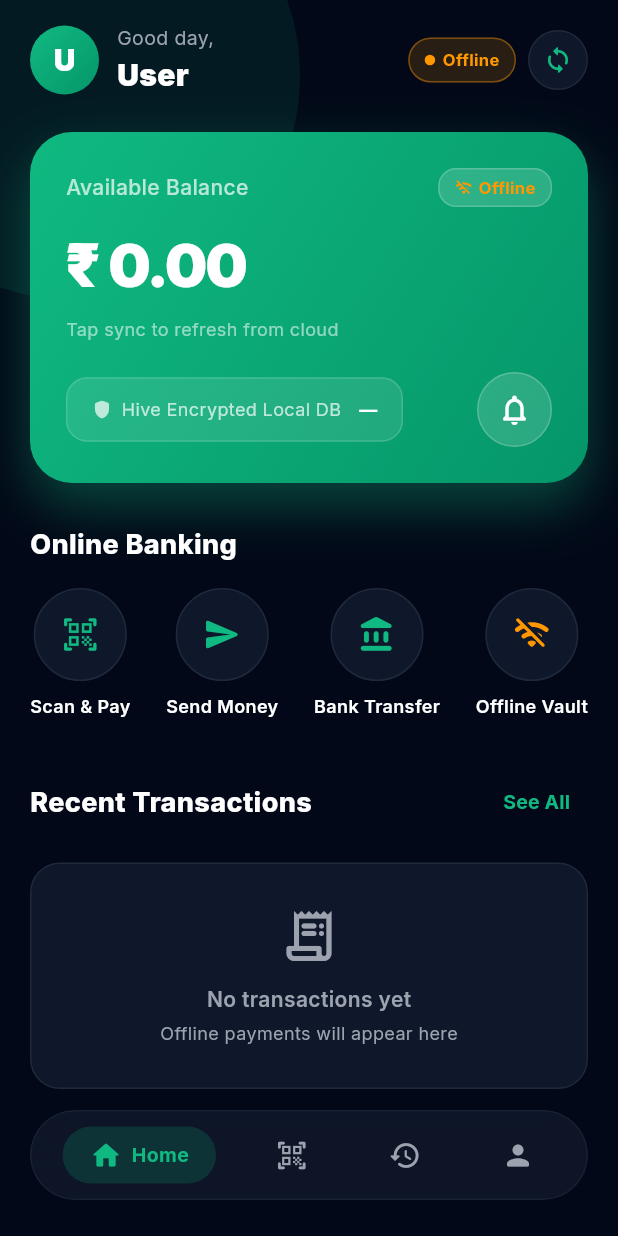
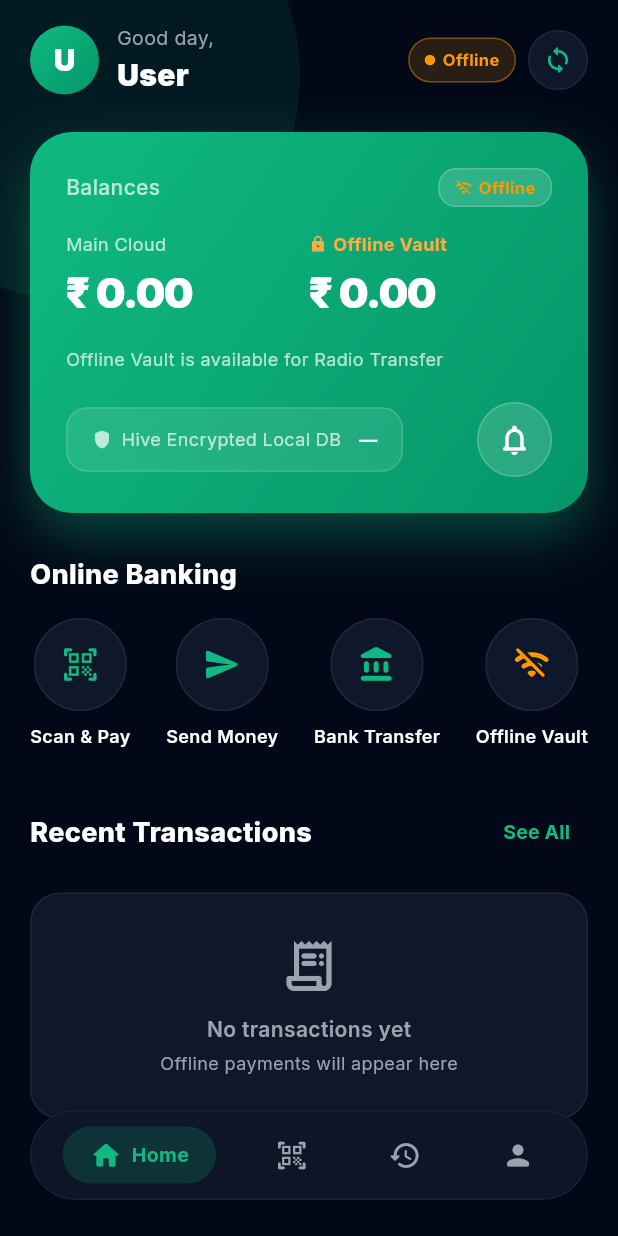
Before and after one commit to Harshkumar2306/Harsh-Pay-App, a Flutter app: the HomeScreen screen opened by its route, on a phone screen of 412 x 824 dp. Run offline on Flutter 3.47's test engine with Material 3 defaults, Android fonts, the phone set to English and light mode, and no system bars; drawn by our look-alikes of flutter_animate; our stand-ins replace connectivity_plus, dio, flutter_local_notifications, go_router, google_fonts, hive and 3 more; missing offline and left inert: mobile_scanner, nearby_connections; accounts and stored records are empty.

Commit message:
feat: implement Offline Vault UI and logic to enforce strict isolated offline balances

```diff
--- a/lib/core/db/models/offline_wallet.dart
+++ b/lib/core/db/models/offline_wallet.dart
@@ -6,6 +6,7 @@ class OfflineWallet {
   final String name;
   final String email;
   double syncedBalance;
+  double lockedOfflineBalance;
 
   OfflineWallet({
     required this.clerkId,
@@ -13,6 +14,7 @@ class OfflineWallet {
     required this.name,
     required this.email,
     required this.syncedBalance,
+    this.lockedOfflineBalance = 0.0,
   });
 }
 
@@ -28,6 +30,7 @@ class OfflineWalletAdapter extends TypeAdapter<OfflineWallet> {
       name: reader.readString(),
       email: reader.readString(),
       syncedBalance: reader.readDouble(),
+      lockedOfflineBalance: reader.readDouble(),
     );
   }
 
@@ -38,5 +41,6 @@ class OfflineWalletAdapter extends TypeAdapter<OfflineWallet> {
     writer.writeString(obj.name);
     writer.writeString(obj.email);
     writer.writeDouble(obj.syncedBalance);
+    writer.writeDouble(obj.lockedOfflineBalance);
   }
 }
--- a/lib/features/home/presentation/home_screen.dart
+++ b/lib/features/home/presentation/home_screen.dart
@@ -4,6 +4,7 @@ import 'package:go_router/go_router.dart';
 import 'package:flutter_animate/flutter_animate.dart';
 import 'package:hive_flutter/hive_flutter.dart';
 import 'package:intl/intl.dart';
+import 'package:harsh_pay/features/home/presentation/manage_vault_sheet.dart';
 
 import '../../../core/theme/app_colors.dart';
 import '../../../core/network/api_client.dart';
@@ -245,6 +246,7 @@ class _HomeTabState extends State<_HomeTab> {
     if (!mounted) return;
     if (data != null) {
       double cloudBalance = (data['syncedBalance'] as num?)?.toDouble() ?? wallet!.syncedBalance;
+      double offlineVaultBalance = (data['lockedOfflineBalance'] as num?)?.toDouble() ?? wallet!.lockedOfflineBalance;
 
       // In the Two-Way Escrow model, local pending transactions (both credit and debit)
       // DO NOT affect the available balance. The local balance strictly mirrors the cloud.
@@ -256,6 +258,7 @@ class _HomeTabState extends State<_HomeTab> {
         name: data['name'] ?? wallet!.name,
         email: data['email'] ?? wallet!.email,
         syncedBalance: cloudBalance,
+        lockedOfflineBalance: offlineVaultBalance,
       );
       await HiveSetup.saveWallet(updated);
 
@@ -440,7 +443,7 @@ class _HomeTabState extends State<_HomeTab> {
                 Row(
                   mainAxisAlignment: MainAxisAlignment.spaceBetween,
                   children: [
-                    const Text('Available Balance', style: TextStyle(color: Colors.white70, fontSize: 14, fontWeight: FontWeight.w500)),
+                    const Text('Balances', style: TextStyle(color: Colors.white70, fontSize: 14, fontWeight: FontWeight.w500)),
                     Container(
                       padding: const EdgeInsets.symmetric(horizontal: 10, vertical: 4),
                       decoration: BoxDecoration(
@@ -469,22 +472,86 @@ class _HomeTabState extends State<_HomeTab> {
                     ),
                   ],
                 ),
-                const SizedBox(height: 10),
+                const SizedBox(height: 16),
+                Row(
+                  crossAxisAlignment: CrossAxisAlignment.start,
+                  children: [
+                    Expanded(
+                      child: Column(
+                        crossAxisAlignment: CrossAxisAlignment.start,
+                        children: [
+                          const Text('Main Cloud', style: TextStyle(color: Colors.white70, fontSize: 12)),
+                          const SizedBox(height: 4),
                           Text(
                             wallet != null ? fmt.format(wallet!.syncedBalance) : '₹ 0.00',
                             style: const TextStyle(
                               color: Colors.white,
-                    fontSize: 40,
+                              fontSize: 28,
                               fontWeight: FontWeight.w900,
-                    letterSpacing: -1.5,
+                              letterSpacing: -1.0,
                             ),
                           ),
-                const SizedBox(height: 6),
+                        ],
+                      ),
+                    ),
+                    Expanded(
+                      child: Column(
+                        crossAxisAlignment: CrossAxisAlignment.start,
+                        children: [
+                          Row(
+                            children: const [
+                              Icon(Icons.lock_rounded, color: Colors.orangeAccent, size: 12),
+                              SizedBox(width: 4),
+                              Text('Offline Vault', style: TextStyle(color: Colors.orangeAccent, fontSize: 12, fontWeight: FontWeight.bold)),
+                            ],
+                          ),
+                          const SizedBox(height: 4),
                           Text(
-                  'Tap sync to refresh from cloud',
-                  style: TextStyle(color: Colors.white.withValues(alpha: 0.55), fontSize: 12),
+                            wallet != null ? fmt.format(wallet!.lockedOfflineBalance) : '₹ 0.00',
+                            style: const TextStyle(
+                              color: Colors.white,
+                              fontSize: 28,
+                              fontWeight: FontWeight.w900,
+                              letterSpacing: -1.0,
+                            ),
+                          ),
+                        ],
+                      ),
+                    ),
+                  ],
+                ),
+                const SizedBox(height: 16),
+                if (_isOnline) ...[
+                  GestureDetector(
+                    onTap: () {
+                      if (wallet != null) {
+                        _showManageVaultSheet(context);
+                      }
+                    },
+                    child: Container(
+                      width: double.infinity,
+                      padding: const EdgeInsets.symmetric(vertical: 12),
+                      decoration: BoxDecoration(
+                        color: Colors.white.withValues(alpha: 0.15),
+                        borderRadius: BorderRadius.circular(16),
+                        border: Border.all(color: Colors.white.withValues(alpha: 0.2)),
+                      ),
+                      child: const Center(
+                        child: Text(
+                          'Manage Offline Vault',
+                          style: TextStyle(color: Colors.white, fontWeight: FontWeight.bold, fontSize: 14),
+                        ),
+                      ),
+                    ),
                   ),
                   const SizedBox(height: 20),
+                ] else ...[
+                  Text(
+                    'Offline Vault is available for Radio Transfer',
+                    style: TextStyle(color: Colors.white.withValues(alpha: 0.7), fontSize: 12),
+                  ),
+                  const SizedBox(height: 20),
+                ],
                 Row(
                   mainAxisAlignment: MainAxisAlignment.spaceBetween,
                   children: [
@@ -653,6 +720,18 @@ class _HomeTabState extends State<_HomeTab> {
             ...recentTxs.map((tx) => _TxTile(tx: tx)).toList()
                 .animate(interval: 80.ms).fadeIn(delay: 450.ms).slideX(begin: 0.08),
         ],
+      ),
+    );
+  }
+
+  void _showManageVaultSheet(BuildContext context) {
+    showModalBottomSheet(
+      context: context,
+      isScrollControlled: true,
+      backgroundColor: Colors.transparent,
+      builder: (context) => ManageVaultSheet(
+        wallet: wallet!,
+        onSuccess: _autoSync, // Trigger a cloud sync after success to refresh UI
       ),
     );
   }
--- a/lib/features/payments/presentation/qr_scanner_screen.dart
+++ b/lib/features/payments/presentation/qr_scanner_screen.dart
@@ -211,24 +211,24 @@ class _QRScannerScreenState extends State<QRScannerScreen> {
         return;
       }
 
-      if (wallet.syncedBalance < amount) {
-        _showError('Insufficient balance!');
-        return;
-      }
-
       // Check if we are online (with a 2-second timeout to prevent iOS hangs)
       final connectivityResult = await Connectivity().checkConnectivity().timeout(
         const Duration(seconds: 2),
         onTimeout: () => [ConnectivityResult.none],
       );
       final bool isOnline = !connectivityResult.contains(ConnectivityResult.none);
+      final bool isOnlineTransfer = isOnline && !forceOffline;
 
-    // If we are forcing an offline transfer (because we scanned an offline QR), skip online logic entirely!
-    if (isOnline && !forceOffline) {
-      // ───────────────────────────────────────────────
-      // ONLINE MODE — Instant UPI-style cloud payment
-      // ───────────────────────────────────────────────
-      _showLoadingDialog('Paying ₹$amount to ${payload['name']}...');
+      if (isOnlineTransfer) {
+        if (wallet.syncedBalance < amount) {
+          _showError('Insufficient Main Cloud balance!');
+          return;
+        }
+
+        // ───────────────────────────────────────────────
+        // ONLINE MODE — Instant UPI-style cloud payment
+        // ───────────────────────────────────────────────
+        _showLoadingDialog('Paying ₹$amount to ${payload['name']}...');
 
       final result = await ApiClient().payOnline(
         senderClerkId: wallet.clerkId,
@@ -276,6 +276,10 @@ class _QRScannerScreenState extends State<QRScannerScreen> {
       // ───────────────────────────────────────────────
       // OFFLINE MODE — Local debit, sync later
       // ───────────────────────────────────────────────
+      if (wallet.lockedOfflineBalance < amount) {
+        _showError('Insufficient Offline Vault balance! Go online to lock funds.');
+        return;
+      }
       await _executeOfflineTransfer(wallet, payload, amount);
     }
     } catch (e) {
--- a/lib/features/payments/services/nearby_service.dart
+++ b/lib/features/payments/services/nearby_service.dart
@@ -129,8 +129,8 @@ class NearbyTransferService {
     final wallet = HiveSetup.getWallet();
     if (wallet == null) return;
 
-    if (wallet.syncedBalance < amount) {
-      onError?.call('Insufficient offline balance for radio transfer');
+    if (wallet.lockedOfflineBalance < amount) {
+      onError?.call('Insufficient Offline Vault balance! Go online to lock funds.');
       return;
     }
 
```
Also changed, not shown: lib/core/network/api_client.dart (+29 -0 lines), lib/features/home/presentation/manage_vault_sheet.dart (added, +283 -0 lines). Lines whose indentation alone changed are shown as unchanged.
